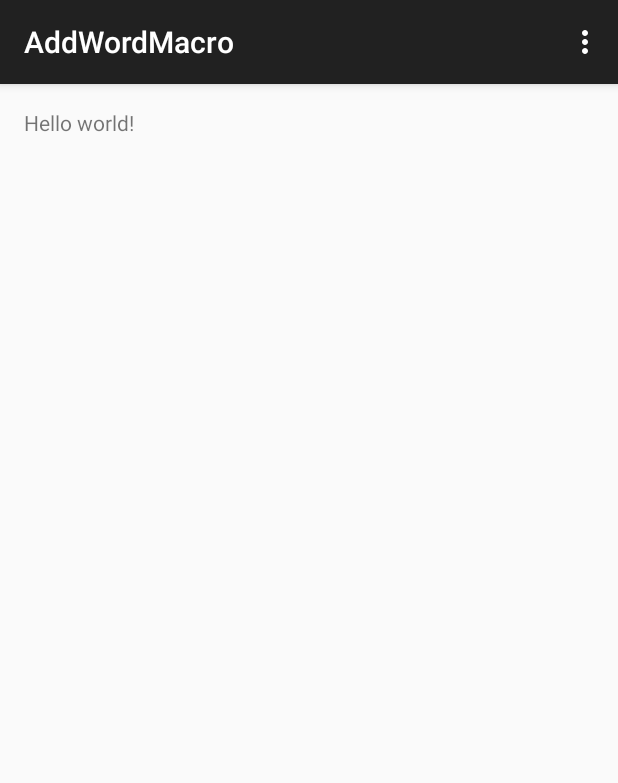
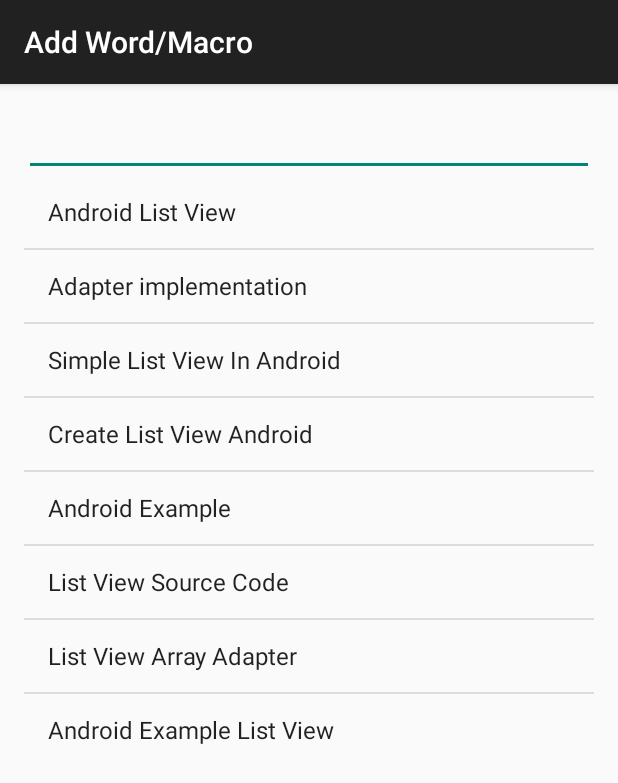
Before and after one commit to cr2025x1/aac-improvement, an Android app: the AddWordMacroActivity screen opened directly, with no data from a screen before it, on a phone screen of 412 x 824 dp. Shown: the top 783 px of the screen. Run offline under Robolectric (Android 15) with nearby library versions, the phone set to English and light mode, and no system bars.

Commit message:
"Add Word Macro" activity updated - ListView added

```diff
--- a/app/src/main/java/cwnuchrome/aac_cwnu_it_2015_1/AddWordMacroActivity.java
+++ b/app/src/main/java/cwnuchrome/aac_cwnu_it_2015_1/AddWordMacroActivity.java
@@ -1,18 +1,72 @@
 package cwnuchrome.aac_cwnu_it_2015_1;
 
-import android.support.v7.app.ActionBarActivity;
 import android.os.Bundle;
 import android.support.v7.app.AppCompatActivity;
 import android.view.Menu;
 import android.view.MenuItem;
+import android.view.View;
+import android.widget.AdapterView;
+import android.widget.ArrayAdapter;
+import android.widget.ListView;
+import android.widget.Toast;
 
 
 public class AddWordMacroActivity extends AppCompatActivity {
+    ListView listView ;
 
     @Override
     protected void onCreate(Bundle savedInstanceState) {
         super.onCreate(savedInstanceState);
         setContentView(R.layout.activity_add_word_macro);
+
+        // Get ListView object from xml
+        listView = (ListView) findViewById(R.id.list_add_word_macro);
+
+        // Defined Array values to show in ListView
+        String[] values = new String[] { "Android List View",
+                "Adapter implementation",
+                "Simple List View In Android",
+                "Create List View Android",
+                "Android Example",
+                "List View Source Code",
+                "List View Array Adapter",
+                "Android Example List View"
+        };
+
+        // Define a new Adapter
+        // First parameter - Context
+        // Second parameter - Layout for the row
+        // Third parameter - ID of the TextView to which the data is written
+        // Forth - the Array of data
+
+        ArrayAdapter<String> adapter = new ArrayAdapter<String>(this,
+                android.R.layout.simple_list_item_1, android.R.id.text1, values);
+
+
+        // Assign adapter to ListView
+        listView.setAdapter(adapter);
+
+        // ListView Item Click Listener
+        listView.setOnItemClickListener(new AdapterView.OnItemClickListener() {
+
+            @Override
+            public void onItemClick(AdapterView<?> parent, View view,
+                                    int position, long id) {
+
+                // ListView Clicked item index
+                int itemPosition     = position;
+
+                // ListView Clicked item value
+                String  itemValue    = (String) listView.getItemAtPosition(position);
+
+                // Show Alert
+                Toast.makeText(getApplicationContext(),
+                        "Position :" + itemPosition + "  ListItem : " + itemValue, Toast.LENGTH_LONG)
+                        .show();
+
+            }
+
+        });
     }
 
     @Override
@@ -30,9 +84,11 @@ public class AddWordMacroActivity extends AppCompatActivity {
         int id = item.getItemId();
 
         //noinspection SimplifiableIfStatement
+        /*
         if (id == R.id.action_settings) {
             return true;
         }
+        */
 
         return super.onOptionsItemSelected(item);
     }
--- a/app/src/main/res/layout/activity_add_word_macro.xml
+++ b/app/src/main/res/layout/activity_add_word_macro.xml
@@ -1,12 +1,24 @@
-<RelativeLayout xmlns:android="http://schemas.android.com/apk/res/android"
-    xmlns:tools="http://schemas.android.com/tools" android:layout_width="match_parent"
-    android:layout_height="match_parent" android:paddingLeft="@dimen/activity_horizontal_margin"
+<LinearLayout
+    xmlns:android="http://schemas.android.com/apk/res/android"
+    xmlns:tools="http://schemas.android.com/tools"
+    android:layout_width="match_parent"
+    android:layout_height="match_parent"
+    android:orientation="vertical"
+    android:paddingLeft="@dimen/activity_horizontal_margin"
     android:paddingRight="@dimen/activity_horizontal_margin"
     android:paddingTop="@dimen/activity_vertical_margin"
     android:paddingBottom="@dimen/activity_vertical_margin"
     tools:context="cwnuchrome.aac_cwnu_it_2015_1.AddWordMacroActivity">
 
-    <TextView android:text="@string/hello_world" android:layout_width="wrap_content"
-        android:layout_height="wrap_content" />
+    <EditText
+        android:layout_width="match_parent"
+        android:layout_height="wrap_content"
+        android:id="@+id/edittext_add_word_macro" />
 
-</RelativeLayout>
+    <ListView
+        android:id="@+id/list_add_word_macro"
+        android:layout_height="wrap_content"
+        android:layout_width="match_parent">
+    </ListView>
+
+</LinearLayout>
--- a/app/src/main/res/menu/menu_add_word_macro.xml
+++ b/app/src/main/res/menu/menu_add_word_macro.xml
@@ -2,6 +2,8 @@
     xmlns:app="http://schemas.android.com/apk/res-auto"
     xmlns:tools="http://schemas.android.com/tools"
     tools:context="cwnuchrome.aac_cwnu_it_2015_1.AddWordMacroActivity">
+    <!--
     <item android:id="@+id/action_settings" android:title="@string/action_settings"
         android:orderInCategory="100" app:showAsAction="never" />
+        -->
 </menu>
--- a/app/src/main/res/values/strings.xml
+++ b/app/src/main/res/values/strings.xml
@@ -4,7 +4,8 @@
 
     <string name="groupName">그룹 이름</string>
     <string name="groupContext">그룹 내용</string>
-    <string name="title_activity_add_word_macro">AddWordMacro</string>
+    <string name="title_activity_add_word_macro">Add Word/Macro</string>
 
     <string name="hello_world">Hello world!</string>
+
 </resources>
```
